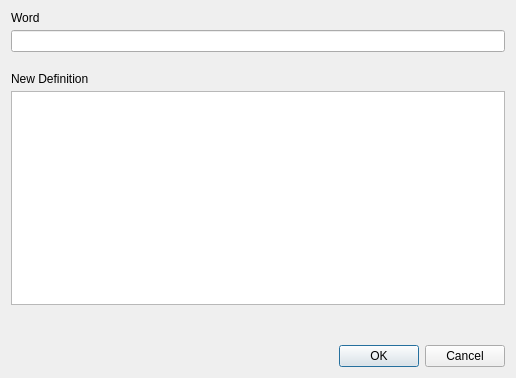
This is dialogeditword.ui in sangpham2710/CS163-Project as Qt 5 draws it before an edit. The edited form follows.
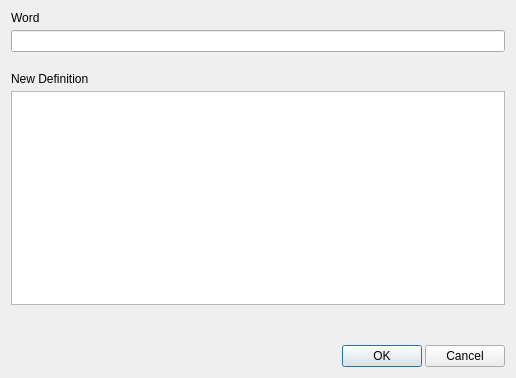
This is the edited form.

Patch:
```diff
--- a/dialogeditword.ui
+++ b/dialogeditword.ui
@@ -61,14 +61,38 @@
       </layout>
      </item>
      <item>
-      <widget class="QDialogButtonBox" name="buttonBox">
-       <property name="orientation">
-        <enum>Qt::Horizontal</enum>
+      <layout class="QHBoxLayout" name="horizontalLayout">
+       <property name="spacing">
+        <number>3</number>
        </property>
-       <property name="standardButtons">
-        <set>QDialogButtonBox::Cancel|QDialogButtonBox::Ok</set>
-       </property>
-      </widget>
+       <item>
+        <spacer name="horizontalSpacer">
+         <property name="orientation">
+          <enum>Qt::Horizontal</enum>
+         </property>
+         <property name="sizeHint" stdset="0">
+          <size>
+           <width>40</width>
+           <height>20</height>
+          </size>
+         </property>
+        </spacer>
+       </item>
+       <item>
+        <widget class="QPushButton" name="pushButtonAccept">
+         <property name="text">
+          <string>OK</string>
+         </property>
+        </widget>
+       </item>
+       <item>
+        <widget class="QPushButton" name="pushButtonReject">
+         <property name="text">
+          <string>Cancel</string>
+         </property>
+        </widget>
+       </item>
+      </layout>
      </item>
     </layout>
    </item>
```
Left out of the diff: 35 changed lines with no effect on the pictures.
